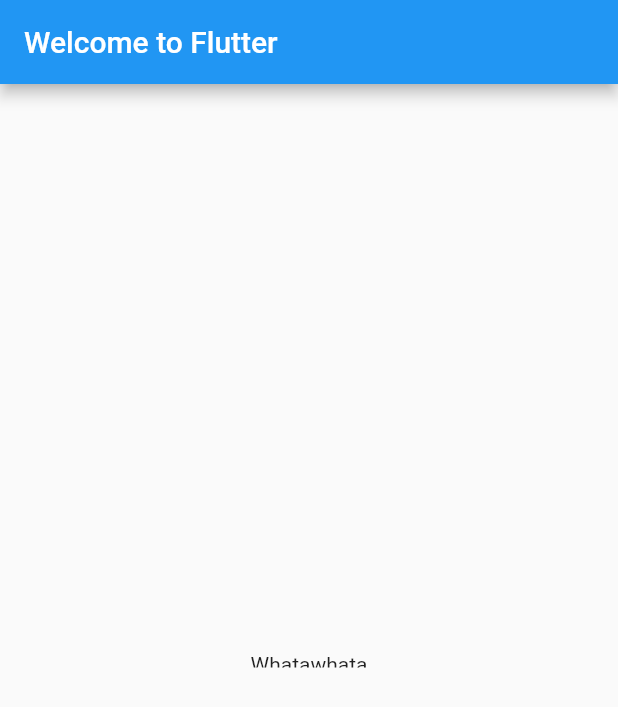
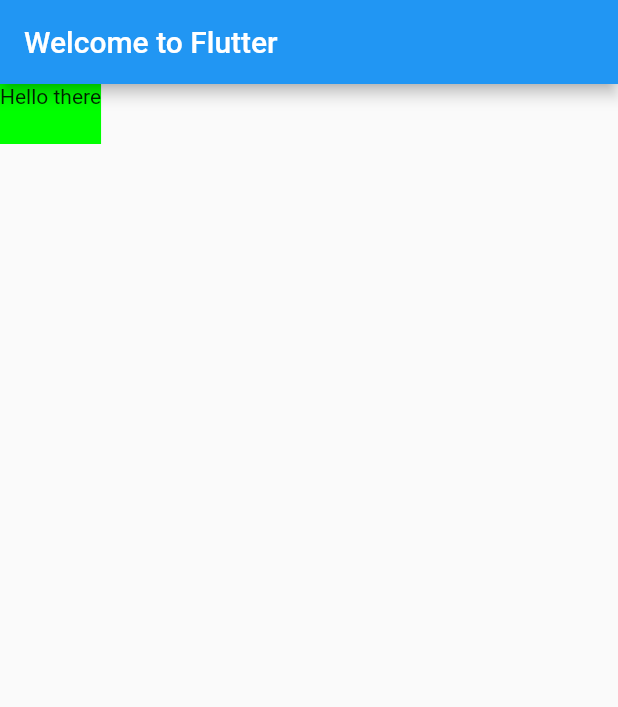
Before and after one commit to ocalvet/flutter-101, a Flutter app: the screen it shows after launch, on a phone screen of 412 x 824 dp. Shown: the top 707 px of the screen. Run offline on Flutter 3.47's test engine with Material 2 defaults, Android fonts, the phone set to English and light mode, and no system bars.

Commit message:
Add decorations

```diff
--- a/lib/main.dart
+++ b/lib/main.dart
@@ -8,8 +8,13 @@ class HelloText extends StatelessWidget {
   @override
   Widget build(BuildContext context) {
     return Container(
-      height: 10.0,
-      child: Text(this.text),
+      height: 40.0,
+      child: Container(
+        decoration: BoxDecoration(
+          color: Color.fromARGB(255, 0, 255, 0)
+        ),
+        child: Text(this.text)
+      )
     );
   }
 }
@@ -23,11 +28,7 @@ class MyApp extends StatelessWidget {
         appBar: AppBar(
           title: Text('Welcome to Flutter'),
         ),
-        body: Center(
-          child: HelloText(
-            text: 'Whatawhata'
-          ),
-        ),
+        body: HelloText(text: 'Hello there')
       ),
     );
   }
```
